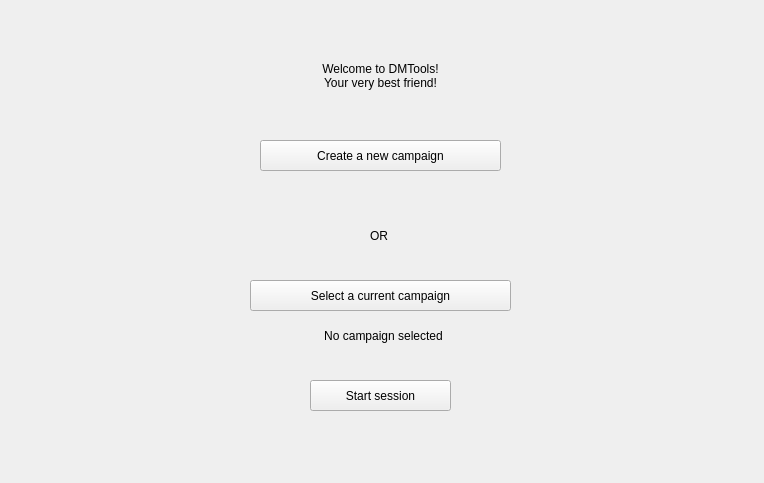
Old version of the form Python/ui_files/DMTools_home.ui in the repository Kovekk/DMTools.
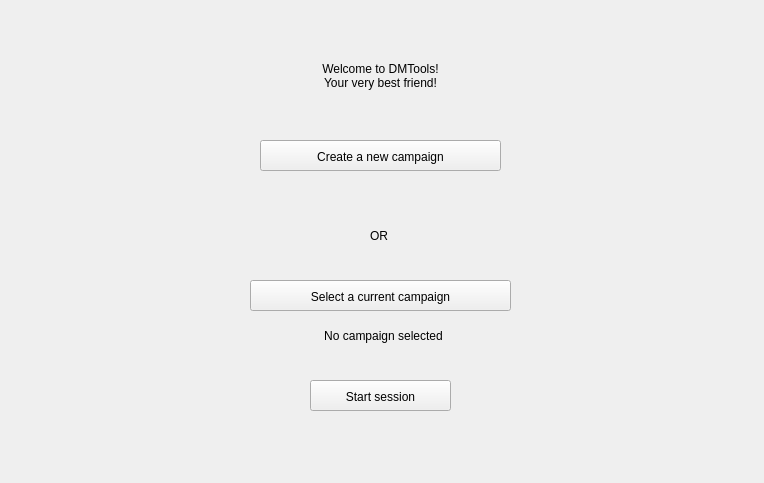
New version of the form.

Diff of the .ui file:
```diff
--- a/Python/ui_files/DMTools_home.ui
+++ b/Python/ui_files/DMTools_home.ui
@@ -61,6 +61,9 @@
      <height>31</height>
     </rect>
    </property>
+   <property name="styleSheet">
+    <string notr="true">padding-top: 2px;</string>
+   </property>
    <property name="text">
     <string>Create a new campaign</string>
    </property>
@@ -74,6 +77,9 @@
      <height>31</height>
     </rect>
    </property>
+   <property name="styleSheet">
+    <string notr="true">padding-top: 2px;</string>
+   </property>
    <property name="text">
     <string>Select a current campaign</string>
    </property>
@@ -106,6 +112,9 @@
      <height>31</height>
     </rect>
    </property>
+   <property name="styleSheet">
+    <string notr="true">padding-top: 2px;</string>
+   </property>
    <property name="text">
     <string>Start session</string>
    </property>
```
Left out of the diff: 6 changed lines with no effect on the pictures.
